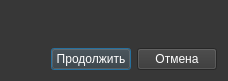
The window that ui/dialogs/confirm_dialog.ui (Protocs/OkayMoney) describes before a commit, drawn with Qt 5.
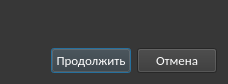
The same window after the commit. Icons and pictures are not drawn.

Diff of the .ui file:
```diff
--- a/ui/dialogs/confirm_dialog.ui
+++ b/ui/dialogs/confirm_dialog.ui
@@ -106,6 +106,12 @@
        </item>
        <item>
         <widget class="QPushButton" name="ok_btn">
+         <property name="font">
+          <font>
+           <family>Calibri</family>
+           <pointsize>10</pointsize>
+          </font>
+         </property>
          <property name="text">
           <string>Продолжить</string>
          </property>
@@ -113,6 +119,12 @@
        </item>
        <item>
         <widget class="QPushButton" name="cancel_btn">
+         <property name="font">
+          <font>
+           <family>Calibri</family>
+           <pointsize>10</pointsize>
+          </font>
+         </property>
          <property name="text">
           <string>Отмена</string>
          </property>
```
Left out of the diff: 3 changed lines with no effect on the pictures.
